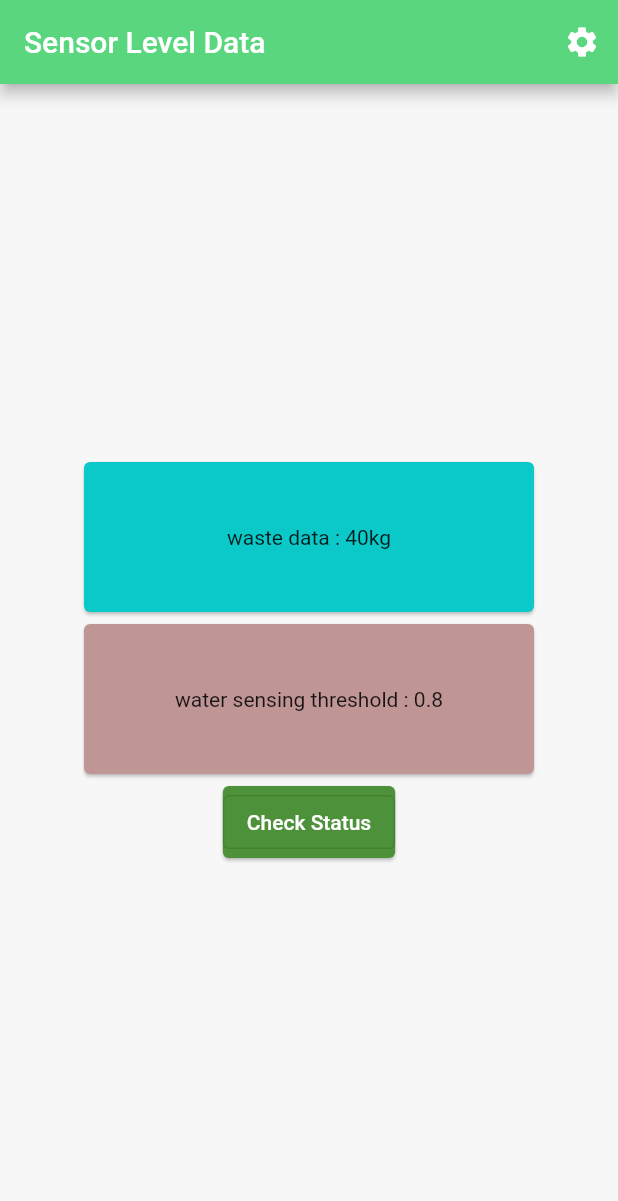
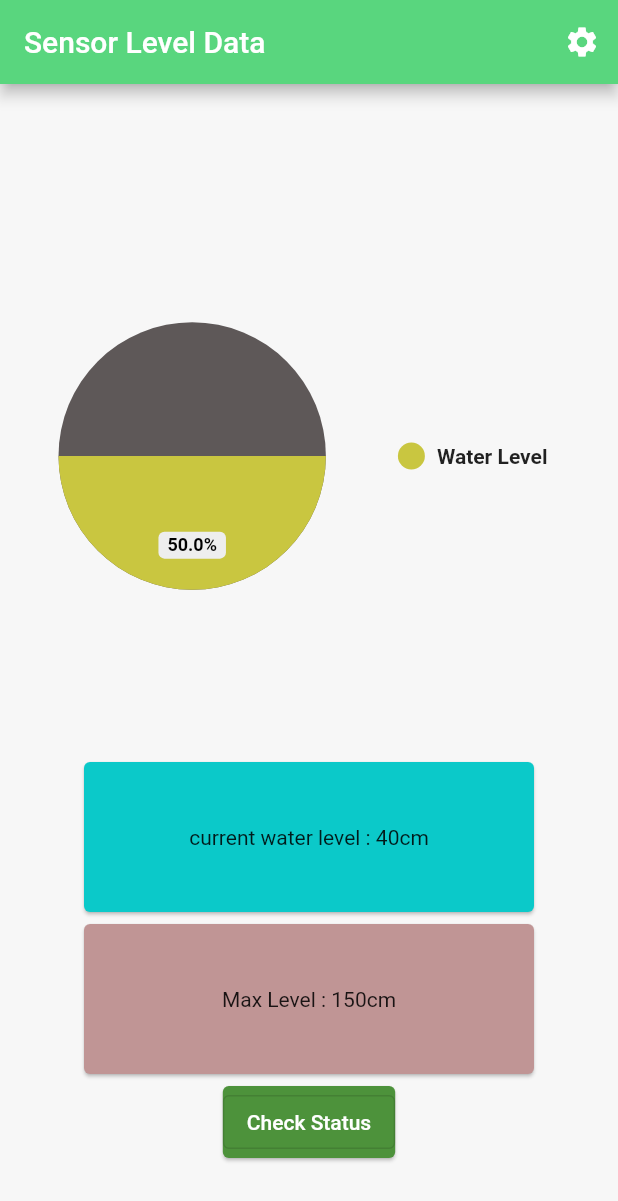
Before and after one commit to nayookyaw/flutter_waste_app, a Flutter app: the screen it shows after launch, on a phone screen of 412 x 824 dp. Shown: the top 1201 px of the screen. Run offline on Flutter 3.47's test engine with Material 2 defaults, Android fonts, the phone set to English and light mode, and no system bars; drawn by our look-alikes of pie_chart; generated files the repository leaves out were written again.

Commit message:
add water level pie chart, add color, add datamap

```diff
--- a/lib/src/waste_data/waste_data_view.dart
+++ b/lib/src/waste_data/waste_data_view.dart
@@ -4,6 +4,15 @@ import 'package:flutter_waste_app/src/common_widgets/custom_card.dart';
 import 'package:flutter_waste_app/src/settings/settings_view.dart';
 import 'package:flutter_waste_app/src/waste_data/modals/waste_data_check_modal.dart';
 import 'package:flutter_waste_app/src/waste_data/waste_data_function.dart';
+import 'package:pie_chart/pie_chart.dart';
+
+Map<String, double> dataMap = {
+  "Water Level": 10,
+};
+
+List<Color> colorList = <Color>[
+  const Color.fromARGB(255, 201, 198, 64),
+];
 
 class WasteDataView extends StatelessWidget {
   const WasteDataView({
@@ -31,12 +40,25 @@ class WasteDataView extends StatelessWidget {
         child: Column(
           mainAxisAlignment: MainAxisAlignment.center,
           children: <Widget>[
+            SizedBox(
+              width: 350,
+              height: 400,
+              child: PieChart(
+                dataMap: dataMap,
+                baseChartColor: const Color.fromARGB(255, 94, 88, 88),
+                colorList: colorList,
+                chartValuesOptions: const ChartValuesOptions(
+                  showChartValuesInPercentage: true,
+                ),
+                totalValue: 20,
+              ),
+            ),
             const Card(
-                child: CustomCard(childCard: Text("waste data : 40kg")),
+                child:
+                    CustomCard(childCard: Text("current water level : 40cm")),
                 color: Color.fromARGB(255, 11, 201, 201)),
             const Card(
-                child: CustomCard(
-                    childCard: Text("water sensing threshold : 0.8")),
+                child: CustomCard(childCard: Text("Max Level : 150cm")),
                 color: Color.fromARGB(255, 192, 149, 149)),
             Card(
               color: const Color.fromARGB(255, 77, 146, 59),
--- a/pubspec.yaml
+++ b/pubspec.yaml
@@ -14,6 +14,7 @@ dependencies:
     sdk: flutter
   flutter_localizations:
     sdk: flutter
+  pie_chart: 5.4.0
 
 dev_dependencies:
   flutter_test:
```
